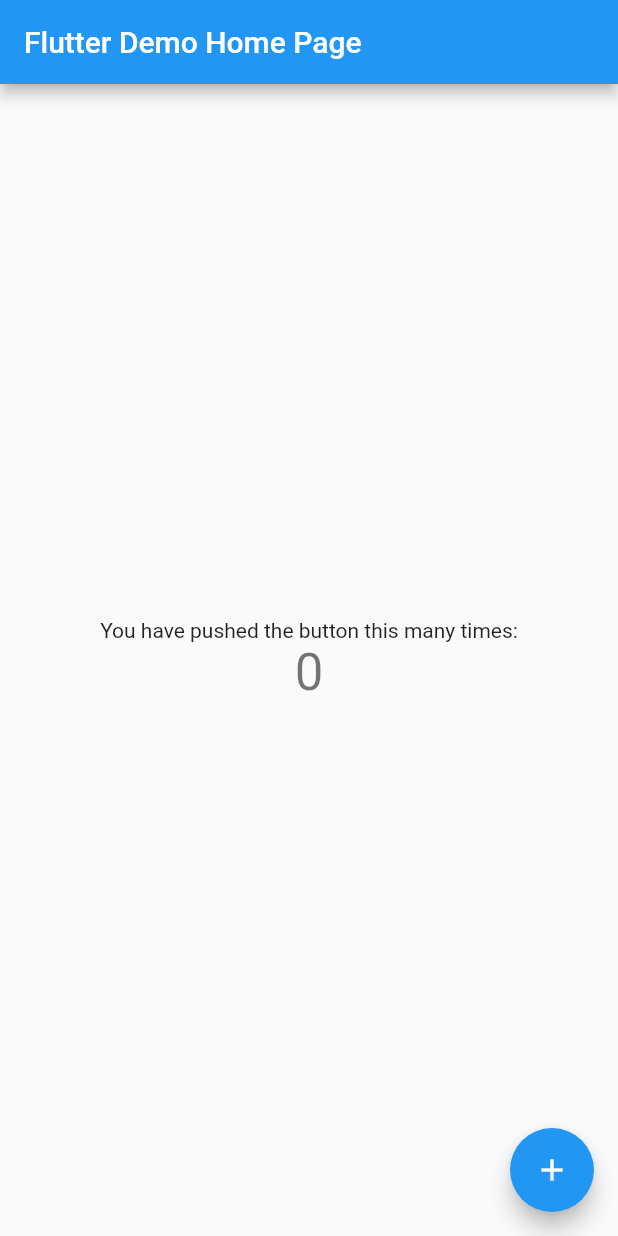
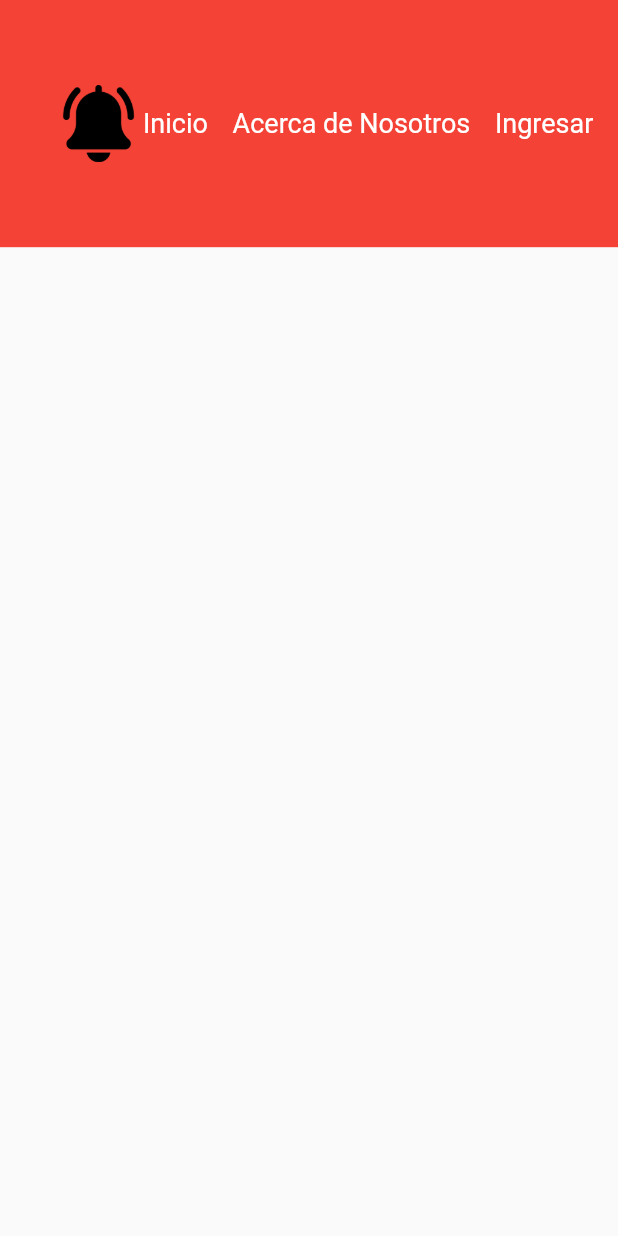
Before and after one commit to valentinaache/Veterinaria, a Flutter app: the screen it shows after launch, on a phone screen of 412 x 824 dp. Run offline on Flutter 3.47's test engine with Material 2 defaults, Android fonts, the phone set to English and light mode, and no system bars.

```diff
--- /dev/null
+++ b/lib/common_widgets/custom_appbar.dart
@@ -0,0 +1,67 @@
+import 'package:flutter/material.dart';
+
+class CustomAppBar extends StatelessWidget {
+  TextStyle stiloOpciones = TextStyle(
+    color: Colors.white,
+    fontSize: 18,
+  );
+  @override
+  Widget build(BuildContext context) {
+    final height = MediaQuery.of(context).size.height;
+    final width = MediaQuery.of(context).size.width;
+    return Container(
+      color: Colors.red,
+      height: height * 0.2,
+      child: Row(
+        mainAxisAlignment: MainAxisAlignment.spaceBetween,
+        children: [
+          Container(
+            padding: EdgeInsets.only(
+              left: 40,
+            ),
+            child: Image.asset(
+              "assets/img/bell.png",
+              width: width * 0.125,
+              height: width * 0.125,
+            ),
+          ),
+          Row(
+            mainAxisAlignment: MainAxisAlignment.end,
+            children: [
+              InkWell(
+                child: Text(
+                  "Inicio",
+                  style: stiloOpciones,
+                ),
+              ),
+              SizedBox(
+                width: width * 0.04,
+              ),
+              InkWell(
+                child: Text(
+                  "Acerca de Nosotros",
+                  style: stiloOpciones,
+                ),
+              ),
+              SizedBox(
+                width: width * 0.04,
+              ),
+              InkWell(
+                onTap: () {
+                  Navigator.pushNamed(context, '/sign_in');
+                },
+                child: Text(
+                  "Ingresar",
+                  style: stiloOpciones,
+                ),
+              ),
+              SizedBox(
+                width: width * 0.04,
+              ),
+            ],
+          ),
+        ],
+      ),
+    );
+  }
+}
--- /dev/null
+++ b/lib/home_page.dart
@@ -0,0 +1,28 @@
+import 'package:flutter/material.dart';
+import 'package:veterinaria/common_widgets/custom_appbar.dart';
+
+class HomePage extends StatefulWidget {
+  @override
+  _HomePageState createState() => _HomePageState();
+}
+
+class _HomePageState extends State<HomePage> {
+  TextStyle stiloOpciones = TextStyle(
+    color: Colors.white,
+    fontSize: 18,
+  );
+  @override
+  Widget build(BuildContext context) {
+    final height = MediaQuery.of(context).size.height;
+    final width = MediaQuery.of(context).size.width;
+    return Scaffold(
+      body: Container(
+        child: Column(
+          children: [
+            CustomAppBar(),
+          ],
+        ),
+      ),
+    );
+  }
+}
--- a/lib/main.dart
+++ b/lib/main.dart
@@ -1,4 +1,6 @@
 import 'package:flutter/material.dart';
+import 'package:veterinaria/home_page.dart';
+import 'package:veterinaria/sign_in.dart';
 
 void main() {
   runApp(MyApp());
@@ -9,105 +11,15 @@ class MyApp extends StatelessWidget {
   @override
   Widget build(BuildContext context) {
     return MaterialApp(
-      title: 'Flutter Demo',
+      title: 'Veterinaria',
       theme: ThemeData(
-        // This is the theme of your application.
-        //
-        // Try running your application with "flutter run". You'll see the
-        // application has a blue toolbar. Then, without quitting the app, try
-        // changing the primarySwatch below to Colors.green and then invoke
-        // "hot reload" (press "r" in the console where you ran "flutter run",
-        // or simply save your changes to "hot reload" in a Flutter IDE).
-        // Notice that the counter didn't reset back to zero; the application
-        // is not restarted.
         primarySwatch: Colors.blue,
       ),
-      home: MyHomePage(title: 'Flutter Demo Home Page'),
+      initialRoute: '/',
+      routes: {
+        '/': (context) => HomePage(),
+        '/sign_in': (context) => SignIn(),
+      },
     );
   }
 }
-
-class MyHomePage extends StatefulWidget {
-  MyHomePage({Key key, this.title}) : super(key: key);
-
-  // This widget is the home page of your application. It is stateful, meaning
-  // that it has a State object (defined below) that contains fields that affect
-  // how it looks.
-
-  // This class is the configuration for the state. It holds the values (in this
-  // case the title) provided by the parent (in this case the App widget) and
-  // used by the build method of the State. Fields in a Widget subclass are
-  // always marked "final".
-
-  final String title;
-
-  @override
-  _MyHomePageState createState() => _MyHomePageState();
-}
-
-class _MyHomePageState extends State<MyHomePage> {
-  int _counter = 0;
-
-  void _incrementCounter() {
-    setState(() {
-      // This call to setState tells the Flutter framework that something has
-      // changed in this State, which causes it to rerun the build method below
-      // so that the display can reflect the updated values. If we changed
-      // _counter without calling setState(), then the build method would not be
-      // called again, and so nothing would appear to happen.
-      _counter++;
-    });
-  }
-
-  @override
-  Widget build(BuildContext context) {
-    // This method is rerun every time setState is called, for instance as done
-    // by the _incrementCounter method above.
-    //
-    // The Flutter framework has been optimized to make rerunning build methods
-    // fast, so that you can just rebuild anything that needs updating rather
-    // than having to individually change instances of widgets.
-    return Scaffold(
-      appBar: AppBar(
-        // Here we take the value from the MyHomePage object that was created by
-        // the App.build method, and use it to set our appbar title.
-        title: Text(widget.title),
-      ),
-      body: Center(
-        // Center is a layout widget. It takes a single child and positions it
-        // in the middle of the parent.
-        child: Column(
-          // Column is also a layout widget. It takes a list of children and
-          // arranges them vertically. By default, it sizes itself to fit its
-          // children horizontally, and tries to be as tall as its parent.
-          //
-          // Invoke "debug painting" (press "p" in the console, choose the
-          // "Toggle Debug Paint" action from the Flutter Inspector in Android
-          // Studio, or the "Toggle Debug Paint" command in Visual Studio Code)
-          // to see the wireframe for each widget.
-          //
-          // Column has various properties to control how it sizes itself and
-          // how it positions its children. Here we use mainAxisAlignment to
-          // center the children vertically; the main axis here is the vertical
-          // axis because Columns are vertical (the cross axis would be
-          // horizontal).
-          mainAxisAlignment: MainAxisAlignment.center,
-          children: <Widget>[
-            Text(
-              'You have pushed the button this many times:',
-            ),
-            Text(
-              '$_counter',
-              style: Theme.of(context).textTheme.headline4,
-            ),
-          ],
-        ),
-      ),
-      floatingActionButton: FloatingActionButton(
-        onPressed: _incrementCounter,
-        tooltip: 'Increment',
-        child: Icon(Icons.add),
-      ), // This trailing comma makes auto-formatting nicer for build methods.
-    );
-  }
-}
```
Also changed, not shown: lib/form.dart (added, +79 -0 lines), lib/sign_in.dart (added, +25 -0 lines), pubspec.yaml (+4 -3 lines), assets/img/bell.png (added).
